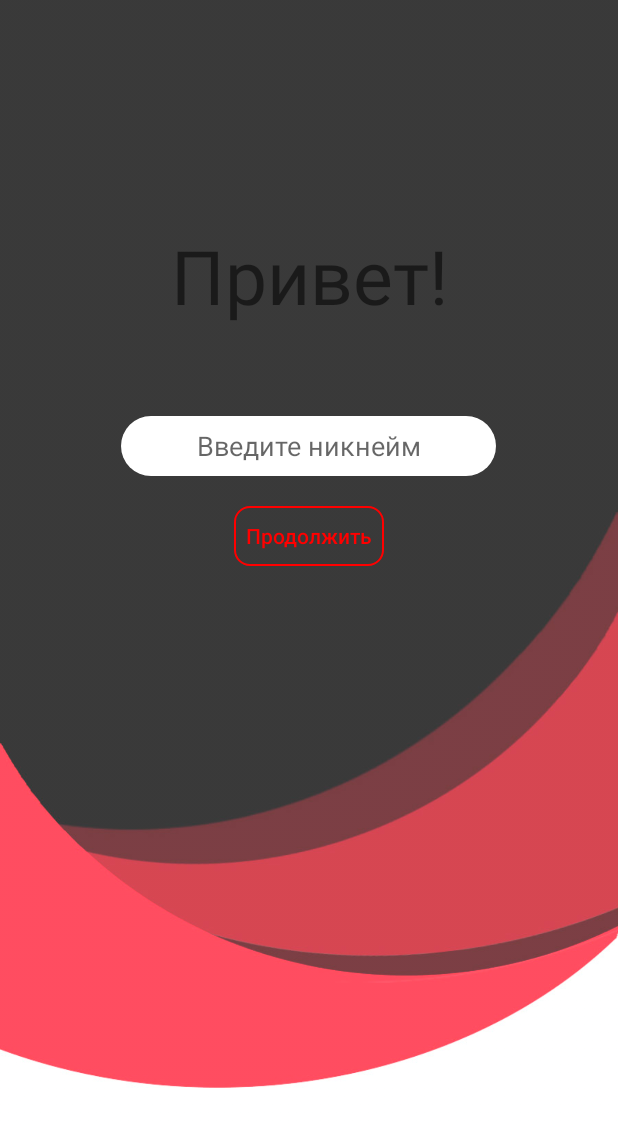
After one commit to whatiamdoing/Ticket, an Android app: the layout activity_login_screen.xml on its own in the app's theme, with its tools: preview values and no code run, on a phone screen of 412 x 824 dp. The commit adds this screen. Shown: the top 1127 px of the screen. Run offline under Robolectric (Android 15) with nearby library versions, the phone set to English and light mode, and no system bars.

Commit message:
Макет дизайна

```diff
--- a/app/src/main/AndroidManifest.xml
+++ b/app/src/main/AndroidManifest.xml
@@ -9,15 +9,16 @@
         android:roundIcon="@mipmap/ic_launcher_round"
         android:supportsRtl="true"
         android:theme="@style/AppTheme">
-        <activity android:name=".ui.tutorial.TutorialActivity">
+        <activity android:name=".ui.login.LoginScreen">
             <intent-filter>
                 <action android:name="android.intent.action.MAIN" />
 
                 <category android:name="android.intent.category.LAUNCHER" />
             </intent-filter>
         </activity>
-        <activity android:name=".MainActivity">
+        <activity android:name=".ui.tutorial.TutorialActivity">
         </activity>
+        <activity android:name=".MainActivity"></activity>
     </application>
 
 </manifest>
--- /dev/null
+++ b/app/src/main/java/com/ticket/ui/login/LoginScreen.kt
@@ -0,0 +1,13 @@
+package com.ticket.ui.login
+
+import androidx.appcompat.app.AppCompatActivity
+import android.os.Bundle
+import com.ticket.R
+
+class LoginScreen : AppCompatActivity() {
+
+    override fun onCreate(savedInstanceState: Bundle?) {
+        super.onCreate(savedInstanceState)
+        setContentView(R.layout.activity_login_screen)
+    }
+}
--- /dev/null
+++ b/app/src/main/res/drawable/custom_button_login.xml
@@ -0,0 +1,7 @@
+<?xml version="1.0" encoding="utf-8"?>
+<shape xmlns:android="http://schemas.android.com/apk/res/android">
+    <stroke
+        android:color="@color/red"
+        android:width="1dp"/>
+    <corners android:radius="10dp"/>
+</shape>
--- /dev/null
+++ b/app/src/main/res/drawable/custom_et_login.xml
@@ -0,0 +1,6 @@
+<?xml version="1.0" encoding="utf-8"?>
+<shape xmlns:android="http://schemas.android.com/apk/res/android"
+    android:shape="rectangle">
+    <corners android:radius="20dp"/>
+    <solid android:color="#fff"/>
+</shape>
--- /dev/null
+++ b/app/src/main/res/layout/activity_login_screen.xml
@@ -0,0 +1,42 @@
+<?xml version="1.0" encoding="utf-8"?>
+<RelativeLayout xmlns:android="http://schemas.android.com/apk/res/android"
+    xmlns:app="http://schemas.android.com/apk/res-auto"
+    xmlns:tools="http://schemas.android.com/tools"
+    android:layout_width="match_parent"
+    android:layout_height="match_parent"
+    tools:context=".ui.login.LoginScreen"
+    android:background="@drawable/background_login">
+
+    <TextView
+        android:textSize="50sp"
+        android:gravity="center"
+        android:id="@+id/hello"
+        android:text="@string/hello"
+        android:layout_marginTop="150dp"
+        android:layout_width="match_parent"
+        android:layout_height="wrap_content"/>
+
+    <EditText
+        android:id="@+id/login_et"
+        style="@style/button_tv"
+        android:hint="@string/enter_nickname"
+        android:background="@drawable/custom_et_login"
+        android:layout_below="@id/hello"
+        android:layout_centerHorizontal="true"
+        android:layout_marginTop="60dp"
+        android:layout_width="250dp"
+        android:layout_height="40dp"
+        android:cursorVisible="false"/>
+    <Button
+        android:textColor="@color/red"
+        android:id="@+id/login_btn"
+        android:textAllCaps="false"
+        android:text="@string/continue_l"
+        android:layout_width="100dp"
+        android:layout_height="40dp"
+        android:layout_below="@id/login_et"
+        android:layout_centerHorizontal="true"
+        android:layout_marginTop="20dp"
+        android:background="@drawable/custom_button_login"/>
+
+</RelativeLayout>
--- a/app/src/main/res/values/strings.xml
+++ b/app/src/main/res/values/strings.xml
@@ -5,4 +5,7 @@
     <string name="rules_of_the_game_f">Если суммы не равны, то надо нажать на правую половину твоего телефона.</string>
     <string name="go">Приступим? :)</string>
     <string name="yes">Да!</string>
+    <string name="continue_l">Продолжить</string>
+    <string name="enter_nickname">Введите никнейм</string>
+    <string name="hello">Привет!</string>
 </resources>
--- a/app/src/main/res/values/styles.xml
+++ b/app/src/main/res/values/styles.xml
@@ -25,4 +25,8 @@
         <item name="android:textSize">30sp</item>
     </style>
 
+    <style name="button_tv">
+        <item  name="android:textAllCaps">false</item>
+        <item name="android:gravity">center</item>
+    </style>
 </resources>
```
Also changed, not shown: app/src/main/res/drawable/background_login.jpg (added).
